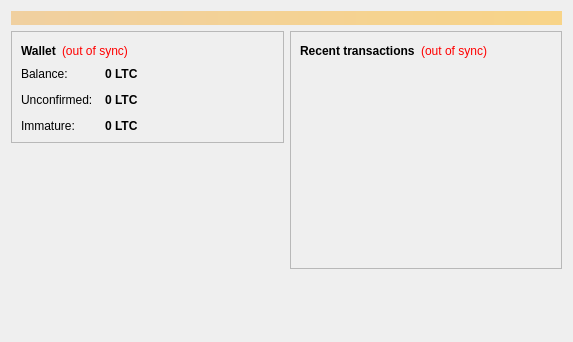
Above: src/qt/forms/overviewpage.ui from blastcoin/blastcoin before the change. Below: the same form after it.
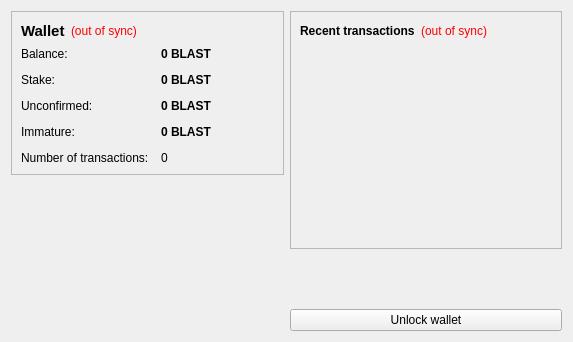
That is the form after the change. Icons and pictures are not drawn.

Patch:
```diff
--- a/src/qt/forms/overviewpage.ui
+++ b/src/qt/forms/overviewpage.ui
@@ -13,24 +13,6 @@
   <property name="windowTitle">
    <string>Form</string>
   </property>
-  <layout class="QVBoxLayout" name="topLayout">
-   <item>
-    <widget class="QLabel" name="labelAlerts">
-     <property name="visible">
-      <bool>false</bool>
-     </property>
-     <property name="styleSheet">
-      <string notr="true">background-color: qlineargradient(x1: 0, y1: 0, x2: 1, y2: 0, stop:0 #F0D0A0, stop:1 #F8D488); color:#000000;</string>
-     </property>
-     <property name="wordWrap">
-      <bool>true</bool>
-     </property>
-     <property name="margin">
-      <number>3</number>
-     </property>
-    </widget>
-   </item>
-   <item>
     <layout class="QHBoxLayout" name="horizontalLayout" stretch="1,1">
      <item>
       <layout class="QVBoxLayout" name="verticalLayout_2">
@@ -49,6 +31,7 @@
              <widget class="QLabel" name="label_5">
               <property name="font">
                <font>
+              <pointsize>11</pointsize>
                 <weight>75</weight>
                 <bold>true</bold>
                </font>
@@ -122,7 +105,7 @@
                <string>Your current balance</string>
               </property>
               <property name="text">
-               <string notr="true">0 LTC</string>
+             <string notr="true">0 BLAST</string>
               </property>
               <property name="textInteractionFlags">
                <set>Qt::LinksAccessibleByMouse|Qt::TextSelectableByKeyboard|Qt::TextSelectableByMouse</set>
@@ -130,13 +113,42 @@
              </widget>
             </item>
             <item row="1" column="0">
+           <widget class="QLabel" name="label_6">
+            <property name="text">
+             <string>Stake:</string>
+            </property>
+           </widget>
+          </item>
+          <item row="1" column="1">
+           <widget class="QLabel" name="labelStake">
+            <property name="font">
+             <font>
+              <weight>75</weight>
+              <bold>true</bold>
+             </font>
+            </property>
+            <property name="cursor">
+             <cursorShape>IBeamCursor</cursorShape>
+            </property>
+            <property name="toolTip">
+             <string>Total of coins that was staked, and do not yet count toward the current balance</string>
+            </property>
+            <property name="text">
+             <string notr="true">0 BLAST</string>
+            </property>
+            <property name="textInteractionFlags">
+             <set>Qt::LinksAccessibleByMouse|Qt::TextSelectableByKeyboard|Qt::TextSelectableByMouse</set>
+            </property>
+           </widget>
+          </item>
+          <item row="2" column="0">
              <widget class="QLabel" name="label_3">
               <property name="text">
                <string>Unconfirmed:</string>
               </property>
              </widget>
             </item>
-            <item row="1" column="1">
+          <item row="2" column="1">
              <widget class="QLabel" name="labelUnconfirmed">
               <property name="font">
                <font>
@@ -151,21 +163,21 @@
                <string>Total of transactions that have yet to be confirmed, and do not yet count toward the current balance</string>
               </property>
               <property name="text">
-               <string notr="true">0 LTC</string>
+             <string notr="true">0 BLAST</string>
               </property>
               <property name="textInteractionFlags">
                <set>Qt::LinksAccessibleByMouse|Qt::TextSelectableByKeyboard|Qt::TextSelectableByMouse</set>
               </property>
              </widget>
             </item>
-            <item row="2" column="0">
+          <item row="3" column="0">
              <widget class="QLabel" name="labelImmatureText">
               <property name="text">
                <string>Immature:</string>
               </property>
              </widget>
             </item>
-            <item row="2" column="1">
+          <item row="3" column="1">
              <widget class="QLabel" name="labelImmature">
               <property name="font">
                <font>
@@ -177,13 +189,30 @@
                <string>Mined balance that has not yet matured</string>
               </property>
               <property name="text">
-               <string notr="true">0 LTC</string>
+             <string notr="true">0 BLAST</string>
               </property>
               <property name="textInteractionFlags">
                <set>Qt::LinksAccessibleByMouse|Qt::TextSelectableByKeyboard|Qt::TextSelectableByMouse</set>
               </property>
              </widget>
             </item>
+          <item row="4" column="0">
+           <widget class="QLabel" name="label_2">
+            <property name="text">
+             <string>Number of transactions:</string>
+            </property>
+           </widget>
+          </item>
+          <item row="4" column="1">
+           <widget class="QLabel" name="labelNumTransactions">
+            <property name="toolTip">
+             <string>Total number of transactions in wallet</string>
+            </property>
+            <property name="text">
+             <string notr="true">0</string>
+            </property>
+           </widget>
+          </item>
            </layout>
           </item>
          </layout>
@@ -202,6 +231,25 @@
          </property>
         </spacer>
        </item>
+     <item>
+      <widget class="QLabel" name="label_6">
+       <property name="text">
+        <string/>
+       </property>
+       <property name="pixmap">
+        <pixmap resource="../bitcoin.qrc">:/images/backg</pixmap>
+       </property>
+       <property name="scaledContents">
+        <bool>false</bool>
+       </property>
+       <property name="alignment">
+        <set>Qt::AlignCenter</set>
+       </property>
+       <property name="margin">
+        <number>-2</number>
+       </property>
+      </widget>
+     </item>
       </layout>
      </item>
      <item>
@@ -290,7 +338,12 @@
          </property>
         </spacer>
        </item>
-      </layout>
+     <item>
+      <widget class="QPushButton" name="unlockWalletButton">
+       <property name="text">
+        <string>Unlock wallet</string>
+       </property>
+      </widget>
      </item>
     </layout>
    </item>
```
Left out of the diff: 8 changed lines with no effect on the pictures. Lines whose indentation alone changed are shown as unchanged.
